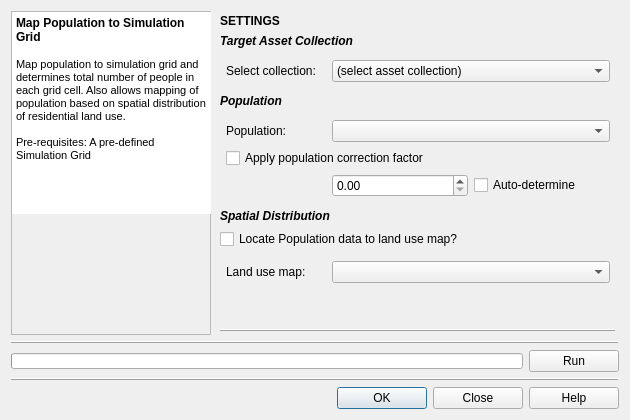
Before: the Qt Designer form gui/mods_master_guis/mod_population.ui in petermbach/urbanbeats-pss, drawn with Qt 5.
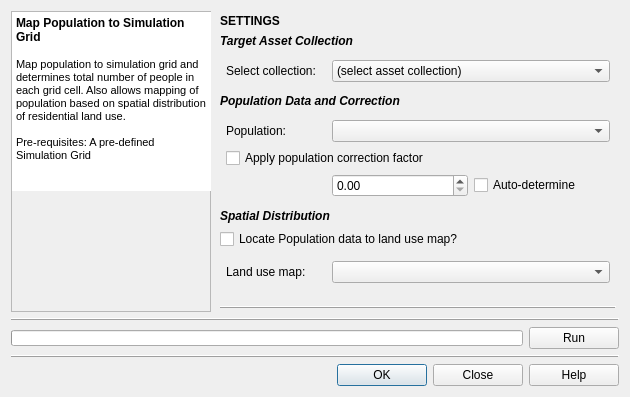
After: the same form once the commit is applied. Icons and pictures are not drawn.

Commit message: Adding in the GUIs for the land use and population data mapping and connecting it to the toolbox now that the model is being reimplemented. Added a 'reclassification' option to the Land Use GUI.

Patch:
```diff
--- a/gui/mods_master_guis/mod_population.ui
+++ b/gui/mods_master_guis/mod_population.ui
@@ -7,7 +7,7 @@
     <x>0</x>
     <y>0</y>
     <width>630</width>
-    <height>420</height>
+    <height>397</height>
    </rect>
   </property>
   <property name="windowTitle">
@@ -381,7 +381,7 @@
       <item>
        <widget class="QLabel" name="pop_title">
         <property name="text">
-         <string>&lt;html&gt;&lt;head/&gt;&lt;body&gt;&lt;p&gt;&lt;span style=&quot; font-weight:600; font-style:italic;&quot;&gt;Population&lt;/span&gt;&lt;/p&gt;&lt;/body&gt;&lt;/html&gt;</string>
+         <string>&lt;html&gt;&lt;head/&gt;&lt;body&gt;&lt;p&gt;&lt;span style=&quot; font-weight:600; font-style:italic;&quot;&gt;Population Data and Correction&lt;/span&gt;&lt;/p&gt;&lt;/body&gt;&lt;/html&gt;</string>
         </property>
        </widget>
       </item>
```
The commit also changes 11 other files.
